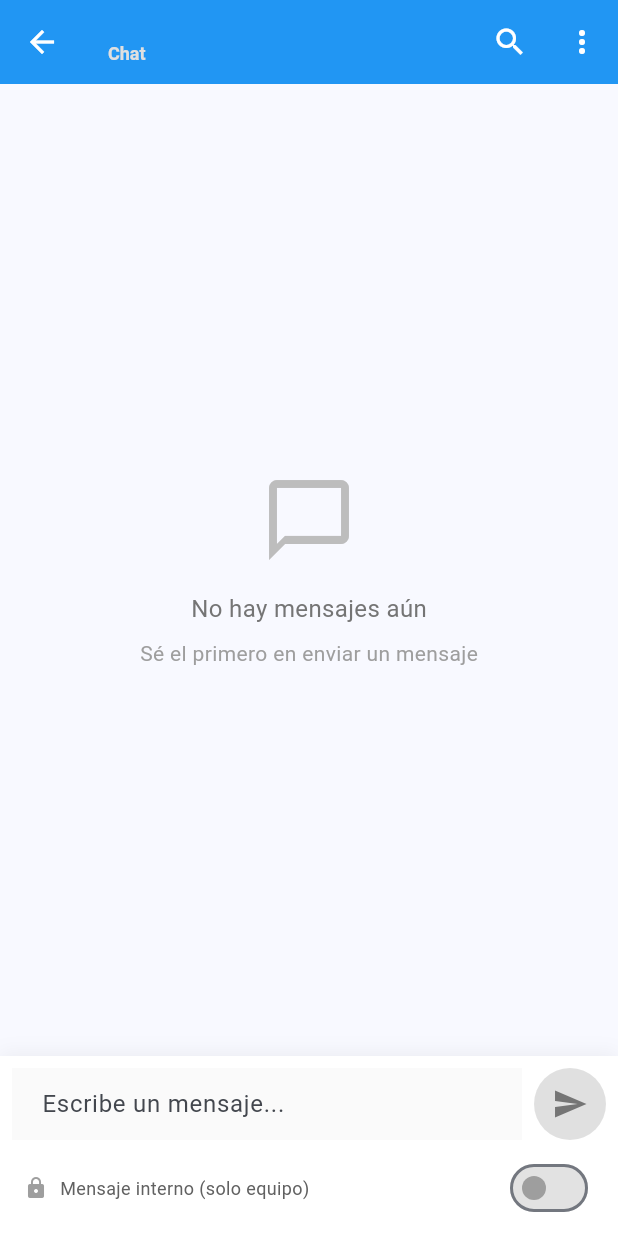
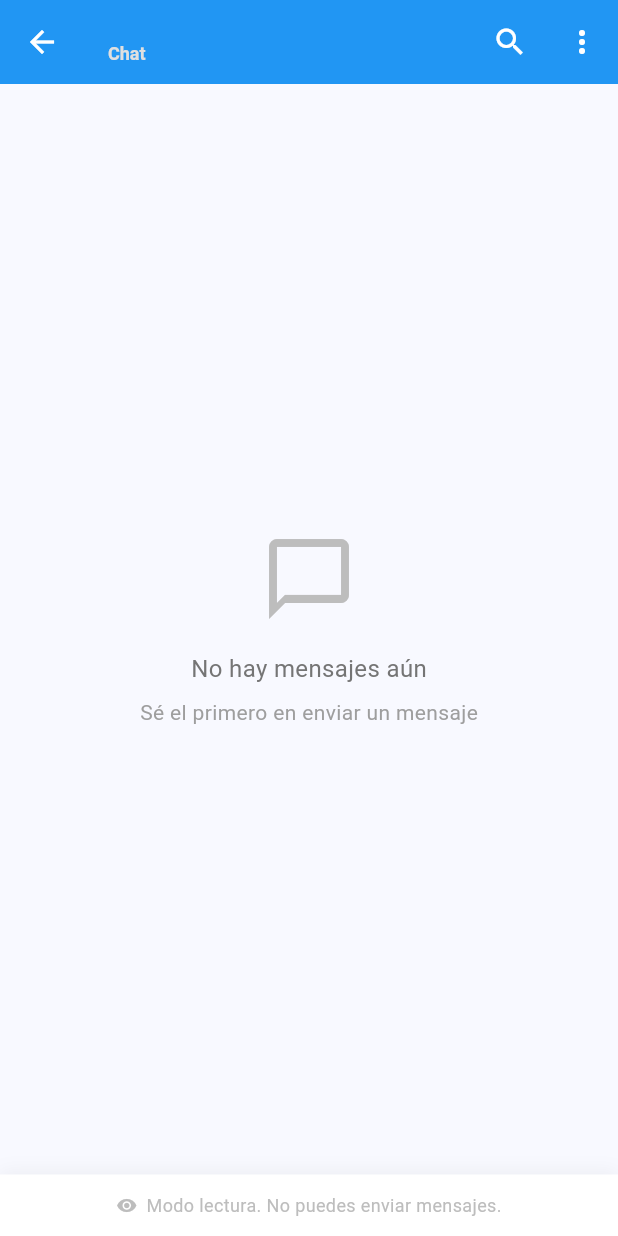
Before and after one commit to Technoka/production_tracker, a Flutter app: the ChatScreen screen opened directly with empty values, on a phone screen of 412 x 824 dp. Run offline on Flutter 3.47's test engine with Material 3 defaults, Android fonts, the phone set to English and light mode, and no system bars; our stand-ins replace cloud_firestore, cloud_functions, country_picker, firebase_auth, firebase_core, firebase_storage and 7 more; missing offline and left inert: flex_color_picker; accounts and stored records are empty.

Commit message:
añadido chat_view y chat_send a cache

```diff
--- a/lib/screens/chat/chat_screen.dart
+++ b/lib/screens/chat/chat_screen.dart
@@ -1,6 +1,8 @@
 import 'package:flutter/material.dart';
 import 'package:flutter/foundation.dart' show kIsWeb;
 import 'package:flutter/services.dart';
+import 'package:gestion_produccion/services/organization_member_service.dart';
+import 'package:gestion_produccion/services/permission_service.dart';
 import '../../l10n/app_localizations.dart';
 import '../../models/message_model.dart';
 import '../../models/user_model.dart';
@@ -20,6 +22,7 @@ class ChatScreen extends StatefulWidget {
   final String entityName;
   final String? parentId;
   final bool showInternalMessages;
+  final bool canSendMessages;
 
   const ChatScreen({
     Key? key,
@@ -29,6 +32,7 @@ class ChatScreen extends StatefulWidget {
     required this.entityName,
     this.parentId,
     this.showInternalMessages = true,
+    this.canSendMessages = true,
   }) : super(key: key);
 
   @override
@@ -98,6 +102,7 @@ class _ChatScreenState extends State<ChatScreen> {
 
   Future<void> _loadCurrentUser() async {
     final user = await _authService.getUserData();
+
     if (mounted) {
       setState(() => _currentUser = user);
 
@@ -855,6 +860,10 @@ class _ChatScreenState extends State<ChatScreen> {
   }
 
   Widget _buildMessageInputWithKey() {
+    final memberService = Provider.of<OrganizationMemberService>(context, listen: false);
+    final permissionService = Provider.of<PermissionService>(context, listen: false);
+    final canSendMessages = permissionService.canSendMessages;
+
     // Medir la altura del input después de construir
     WidgetsBinding.instance.addPostFrameCallback((_) {
       final RenderBox? renderBox =
@@ -877,6 +886,7 @@ class _ChatScreenState extends State<ChatScreen> {
         onCancelReply: () => setState(() => _replyingTo = null),
         showInternalToggle: !_isUserClient && widget.showInternalMessages,
         isLoading: _isLoading,
+        canSend: canSendMessages,
       ),
     );
   }
--- a/lib/services/permission_service.dart
+++ b/lib/services/permission_service.dart
@@ -80,6 +80,10 @@ class PermissionService extends ChangeNotifier {
   bool get canManageSettings => _getCached('organization_manageSettings');
   bool get canManageProductStatuses => _getCached('organization_manageProductStatuses');
 
+  // CHAT
+  bool get canViewChat => _getCached('chat_view');
+  bool get canSendMessages => _getCached('chat_send');
+
   // REPORTS
   bool get canViewReports => _getCached('reports_view');
   bool get canGenerateReports => _getCached('reports_generate');
@@ -143,6 +147,10 @@ class PermissionService extends ChangeNotifier {
       'organization_manageRoles': _effectivePermissions!.can('organization', 'manageRoles'),
       'organization_manageSettings': _effectivePermissions!.can('organization', 'manageSettings'),
       'organization_manageProductStatuses': _effectivePermissions!.can('organization', 'manageProductStatuses'),
+
+      // CHAT
+      'chat_view': _effectivePermissions!.can('chat', 'view'),
+      'chat_send': _effectivePermissions!.can('chat', 'send'),
 
       // REPORTS
       'reports_view': _effectivePermissions!.can('reports', 'view'),
--- a/lib/widgets/chat/message_input_widget.dart
+++ b/lib/widgets/chat/message_input_widget.dart
@@ -14,6 +14,7 @@ class MessageInput extends StatefulWidget {
   final VoidCallback? onCancelReply;
   final bool showInternalToggle;
   final bool isLoading;
+  final bool canSend;
 
   const MessageInput({
     Key? key,
@@ -23,6 +24,7 @@ class MessageInput extends StatefulWidget {
     this.onCancelReply,
     this.showInternalToggle = true,
     this.isLoading = false,
+    this.canSend = true,
   }) : super(key: key);
 
   @override
@@ -117,6 +119,38 @@ class _MessageInputState extends State<MessageInput> {
   Widget build(BuildContext context) {
     final l10n = AppLocalizations.of(context)!;
 
+    // AÑADIR: modo solo lectura
+    if (!widget.canSend) {
+      return Container(
+        decoration: BoxDecoration(
+          color: Colors.white,
+          boxShadow: [
+            BoxShadow(
+              color: Colors.black.withOpacity(0.05),
+              blurRadius: 10,
+              offset: const Offset(0, -2),
+            ),
+          ],
+        ),
+        child: SafeArea(
+          child: Padding(
+            padding: const EdgeInsets.symmetric(horizontal: 16, vertical: 12),
+            child: Row(
+              mainAxisAlignment: MainAxisAlignment.center,
+              children: [
+                Icon(Icons.visibility, size: 14, color: Colors.grey[400]),
+                const SizedBox(width: 6),
+                Text(
+                  l10n.readOnlyMode,
+                  style: TextStyle(fontSize: 12, color: Colors.grey[400]),
+                ),
+              ],
+            ),
+          ),
+        ),
+      );
+    }
+
     return Container(
       decoration: BoxDecoration(
         color: Colors.white,
@@ -175,7 +209,8 @@ class _MessageInputState extends State<MessageInput> {
                             ),
                           ),
                           // En móvil, mantener el comportamiento por defecto de onSubmitted
-                          onSubmitted: !_isDesktop ? (_) => _handleSend() : null,
+                          onSubmitted:
+                              !_isDesktop ? (_) => _handleSend() : null,
                           enabled: !widget.isLoading,
                         ),
                       ),
@@ -191,7 +226,9 @@ class _MessageInputState extends State<MessageInput> {
                         : Colors.grey[300],
                     borderRadius: BorderRadius.circular(24),
                     child: InkWell(
-                      onTap: _isComposing && !widget.isLoading ? _handleSend : null,
+                      onTap: _isComposing && !widget.isLoading
+                          ? _handleSend
+                          : null,
                       borderRadius: BorderRadius.circular(24),
                       child: Container(
                         width: 48,
@@ -210,7 +247,9 @@ class _MessageInputState extends State<MessageInput> {
                               )
                             : Icon(
                                 Icons.send,
-                                color: _isComposing ? Colors.white : Colors.grey[600],
+                                color: _isComposing
+                                    ? Colors.white
+                                    : Colors.grey[600],
                               ),
                       ),
                     ),
@@ -327,8 +366,18 @@ class EmojiReactionPicker extends StatelessWidget {
   }) : super(key: key);
 
   static const List<String> _commonEmojis = [
-    '👍', '❤️', '😂', '😮', '😢', '🙏',
-    '🎉', '🔥', '👏', '✅', '❌', '👀',
+    '👍',
+    '❤️',
+    '😂',
+    '😮',
+    '😢',
+    '🙏',
+    '🎉',
+    '🔥',
+    '👏',
+    '✅',
+    '❌',
+    '👀',
   ];
 
   @override
@@ -395,7 +444,8 @@ class EmojiReactionPicker extends StatelessWidget {
       shape: const RoundedRectangleBorder(
         borderRadius: BorderRadius.vertical(top: Radius.circular(20)),
       ),
-      builder: (context) => EmojiReactionPicker(onEmojiSelected: onEmojiSelected),
+      builder: (context) =>
+          EmojiReactionPicker(onEmojiSelected: onEmojiSelected),
     );
   }
 }
```
